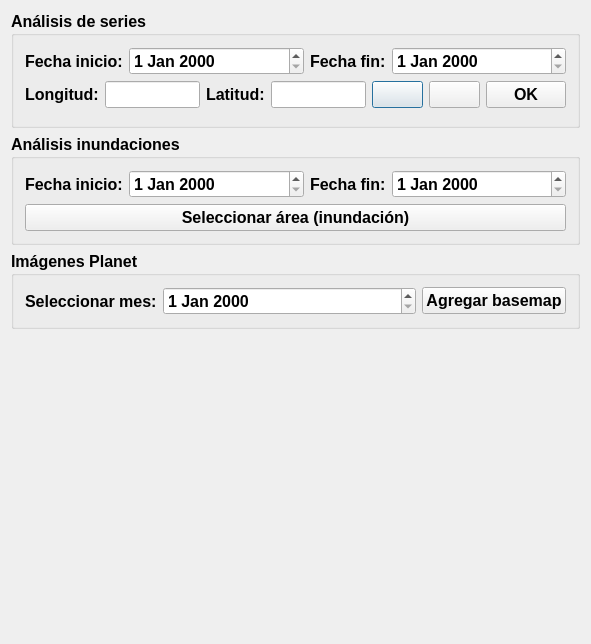
Qt form PlateaGEE_dialog_base.ui (ryali93/platea_gee_plugin) before a commit.
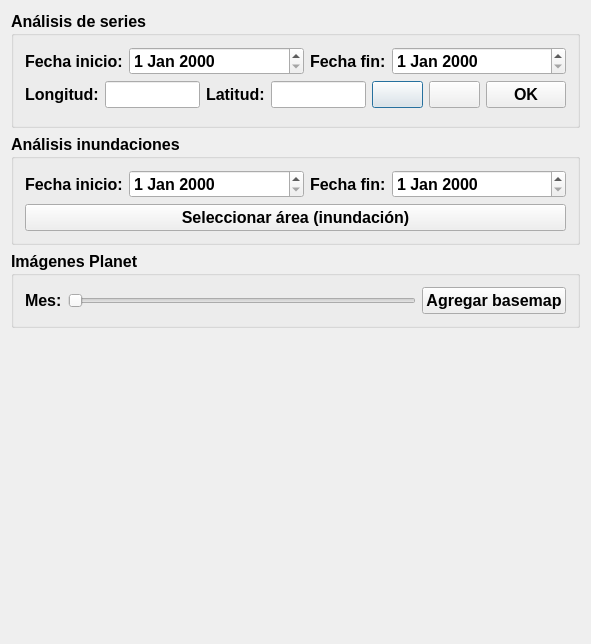
The same form after that commit. Icons and pictures are not drawn. Custom widgets are drawn as their Qt base class.

Commit message: credential requested were removed | planet basemap request widget modified

```diff
--- a/PlateaGEE_dialog_base.ui
+++ b/PlateaGEE_dialog_base.ui
@@ -225,13 +225,17 @@
                   <item>
                     <widget class="QLabel" name="date_label_planet">
                       <property name="text">
-                        <string>Seleccionar mes:</string>
+                        <string>Mes:</string>
                       </property>
                     </widget>
                   </item>
 
                   <item>
-                    <widget class="QDateEdit" name="date_edit_planet"/>
+                    <widget class="QSlider" name="date_edit_planet">
+                      <property name="orientation">
+                        <enum>Qt::Horizontal</enum>
+                      </property>
+                    </widget>
                   </item>
                   <item>
                     <widget class="QPushButton" name="planetwmts_button">
```
Left out of the diff: 1 changed line with no effect on the pictures. The commit also changes 6 other files.
